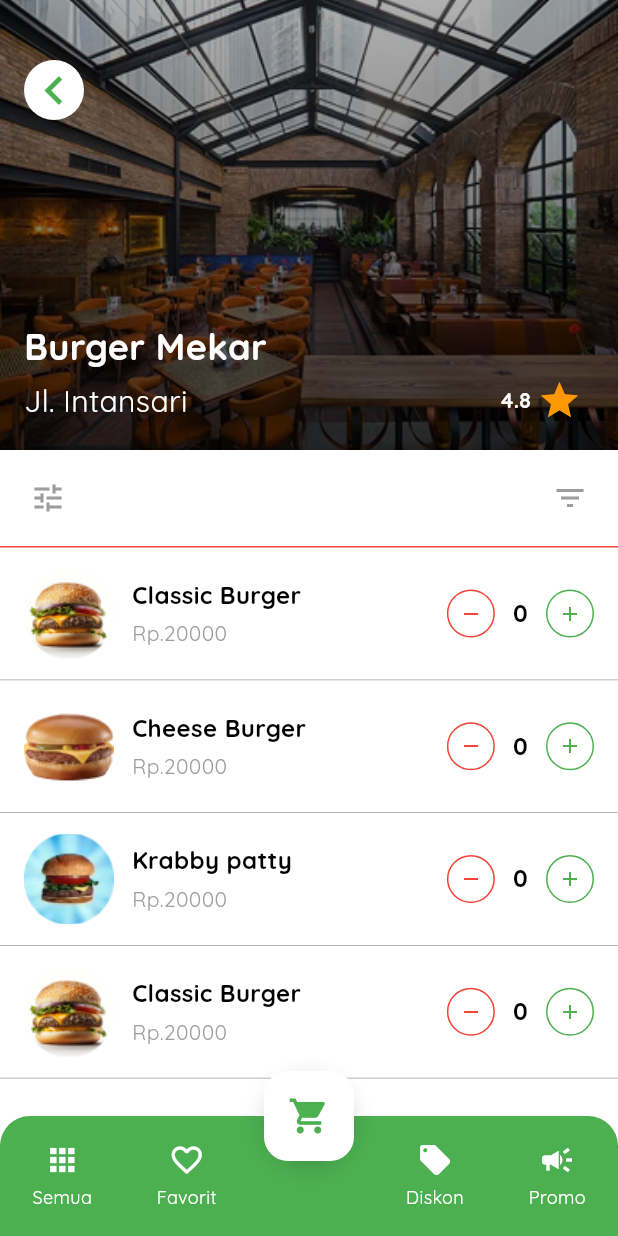
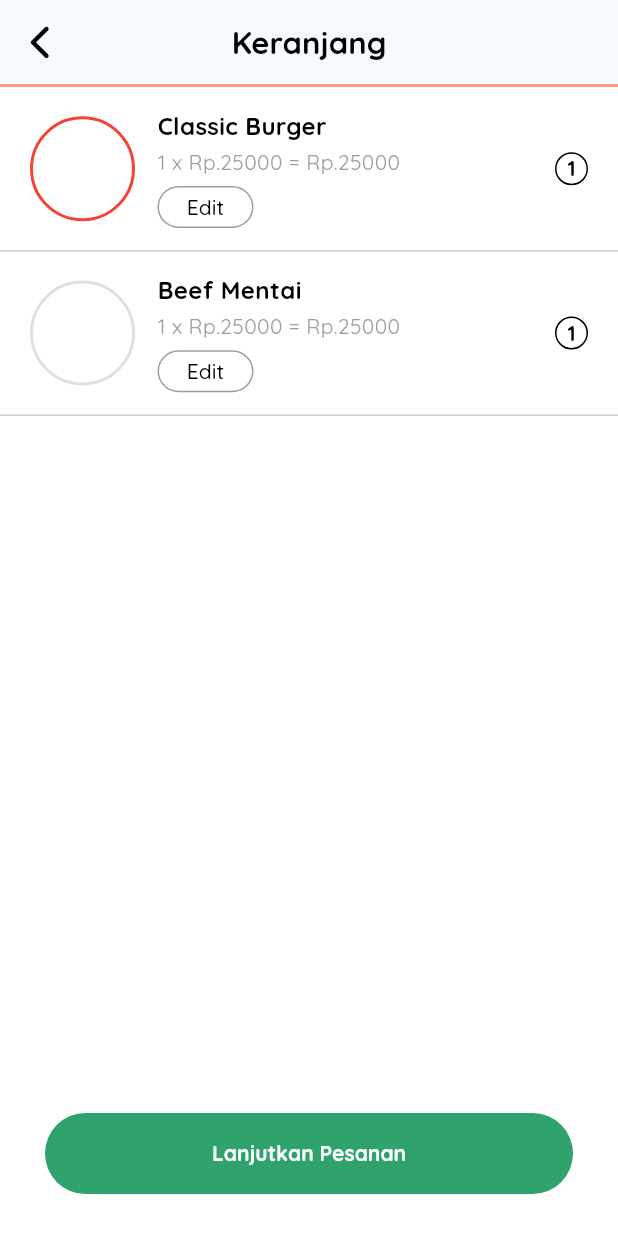
Before and after one commit to netgen-inovasi-digital/payoo_frontend, a Flutter app: the TokoView screen opened directly, after a tap on the "shopping cart" icon, on a phone screen of 412 x 824 dp. Run offline on Flutter 3.47's test engine with Material 3 defaults, Android fonts, the phone set to English and light mode, and no system bars; our stand-ins replace dio, flutter_screenutil, font_awesome_flutter, get, logger, pretty_dio_logger.

Commit message:
feat: implement keranjang module with controller, binding, and view components

```diff
--- /dev/null
+++ b/lib/app/modules/keranjang/bindings/keranjang_binding.dart
@@ -0,0 +1,9 @@
+import 'package:get/get.dart';
+import '../controllers/keranjang_controller.dart';
+
+class KeranjangBinding extends Bindings {
+  @override
+  void dependencies() {
+    Get.lazyPut<KeranjangController>(() => KeranjangController());
+  }
+}
--- /dev/null
+++ b/lib/app/modules/keranjang/controllers/keranjang_controller.dart
@@ -0,0 +1,5 @@
+import 'package:get/get.dart';
+
+class KeranjangController extends GetxController {
+  // Tambahkan logic keranjang di sini
+}
--- /dev/null
+++ b/lib/app/modules/keranjang/views/keranjang_view.dart
@@ -0,0 +1,71 @@
+import 'package:flutter/material.dart';
+import 'package:get/get.dart';
+import 'package:payoo/app/components/custom_app_bar_secondary.dart';
+import '../controllers/keranjang_controller.dart';
+import 'widgets/list_view_keranjang.dart';
+import 'package:payoo/app/components/custom_button.dart';
+
+class KeranjangView extends GetView<KeranjangController> {
+  const KeranjangView({super.key});
+
+  @override
+  Widget build(BuildContext context) {
+    // Data pesanan
+    final RxList<Map<String, dynamic>> pesananList = <Map<String, dynamic>>[
+      {
+        'nama': 'Classic Burger',
+        'jumlah': 1,
+        'harga': 25000,
+        'total': 25000,
+        'active': true,
+      },
+      {
+        'nama': 'Beef Mentai',
+        'jumlah': 1,
+        'harga': 25000,
+        'total': 25000,
+        'active': false,
+      },
+    ].obs;
+
+    return Scaffold(
+      // ================= AppBar Custom =================
+      appBar: const CustomAppBarSecondary(
+        title: 'Keranjang',
+      ),
+      // ================= Body =================
+      body: Padding(
+        padding: const EdgeInsets.only(bottom: 20),
+        child: Column(
+          children: [
+            // ========== List pesanan ==========
+            Expanded(
+              child: Container(
+                color: Colors.white,
+                child: Obx(() => ListViewKeranjang(
+                  pesananList: pesananList.toList(),
+                  onEdit: (index) {
+                    // TODO: Implementasi edit pesanan
+                  },
+                  onDelete: (index) => pesananList.removeAt(index),
+                )),
+              ),
+            ),
+            // ========== Tombol Simpan ==========
+            Padding(
+              padding: const EdgeInsets.symmetric(horizontal: 30, vertical: 8),
+              child: CustomButton(
+                label: 'Lanjutkan Pesanan',
+                onPressed: () {
+                  // TODO: Implementasi simpan kategori
+                },
+                width: double.infinity,
+                height: 54,
+              ),
+            ),
+          ],
+        ),
+      ),
+    );
+  }
+}
--- /dev/null
+++ b/lib/app/modules/keranjang/views/widgets/list_view_keranjang.dart
@@ -0,0 +1,122 @@
+import 'package:flutter/material.dart';
+
+class ListViewKeranjang extends StatelessWidget {
+  final List<Map<String, dynamic>> pesananList;
+  final void Function(int) onEdit;
+  final void Function(int) onDelete;
+
+  const ListViewKeranjang({
+    super.key,
+    required this.pesananList,
+    required this.onEdit,
+    required this.onDelete,
+  });
+
+  @override
+  Widget build(BuildContext context) {
+    return ListView.builder(
+      itemCount: pesananList.length,
+      itemBuilder: (context, index) {
+        final pesanan = pesananList[index];
+        return Container(
+          width: double.infinity,
+          decoration: const BoxDecoration(
+            border: Border(
+              bottom: BorderSide(color: Colors.grey, width: 0.5),
+            ),
+          ),
+          padding: const EdgeInsets.symmetric(vertical: 15, horizontal: 20),
+          child: Row(
+            crossAxisAlignment: CrossAxisAlignment.center,
+            children: [
+              // Avatar produk
+              Container(
+                width: 70,
+                height: 70,
+                decoration: BoxDecoration(
+                  shape: BoxShape.circle,
+                  border: Border.all(
+                    color: pesanan['active'] == true
+                        ? Colors.red
+                        : Colors.grey[300]!,
+                    width: 2,
+                  ),
+                ),
+                // Gambar produk bisa ditambahkan di sini
+              ),
+              const SizedBox(width: 15),
+              // Info produk
+              Expanded(
+                child: Column(
+                  crossAxisAlignment: CrossAxisAlignment.start,
+                  children: [
+                    Text(
+                      pesanan['nama'],
+                      style: const TextStyle(
+                        fontWeight: FontWeight.bold,
+                        fontSize: 16,
+                        color: Colors.black,
+                      ),
+                    ),
+                    const SizedBox(height: 2),
+                    Text(
+                      '${pesanan['jumlah']} x Rp.${pesanan['harga']} = Rp.${pesanan['total']}',
+                      style: const TextStyle(
+                        color: Colors.grey,
+                        fontSize: 14,
+                      ),
+                    ),
+                    const SizedBox(height: 6),
+                    SizedBox(
+                      height: 28,
+                      child: OutlinedButton(
+                        onPressed: () => onEdit(index),
+                        style: OutlinedButton.styleFrom(
+                          side: const BorderSide(color: Colors.grey),
+                          padding: const EdgeInsets.symmetric(horizontal: 16),
+                          shape: RoundedRectangleBorder(
+                            borderRadius: BorderRadius.circular(16),
+                          ),
+                        ),
+                        child: const Text('Edit',
+                            style:
+                                TextStyle(fontSize: 14, color: Colors.black)),
+                      ),
+                    ),
+                  ],
+                ),
+              ),
+              // Jumlah
+              Column(
+                mainAxisAlignment: MainAxisAlignment.center,
+                children: [
+                  Container(
+                    width: 22,
+                    height: 22,
+                    decoration: BoxDecoration(
+                      border: Border.all(color: Colors.black),
+                      shape: BoxShape.circle,
+                    ),
+                    alignment: Alignment.center,
+                    child: Text(
+                      pesanan['jumlah'].toString(),
+                      style: const TextStyle(
+                        fontWeight: FontWeight.bold,
+                        fontSize: 14,
+                        color: Colors.black,
+                      ),
+                    ),
+                  ),
+                  // IconButton(
+                  // 	icon: const Icon(Icons.more_vert, size: 20),
+                  // 	onPressed: () => onDelete(index),
+                  // ),
+                ],
+              ),
+            ],
+          ),
+        );
+      },
+    );
+  }
+}
--- a/lib/app/modules/toko/views/widgets/button_cart.dart
+++ b/lib/app/modules/toko/views/widgets/button_cart.dart
@@ -1,4 +1,6 @@
 import 'package:flutter/material.dart';
+import 'package:get/get.dart';
+import 'package:payoo/app/modules/keranjang/views/keranjang_view.dart';
 
 class CartFloatingButton extends StatelessWidget {
   const CartFloatingButton({super.key});
@@ -21,7 +23,8 @@ class CartFloatingButton extends StatelessWidget {
       ),
       child: FloatingActionButton(
         onPressed: () {
-          // TODO: Implement navigation to cart page
+          // Navigasi ke halaman keranjang dengan GetX
+          Get.to(() => const KeranjangView());
         },
         backgroundColor: Colors.white,
         elevation: 0,
```
